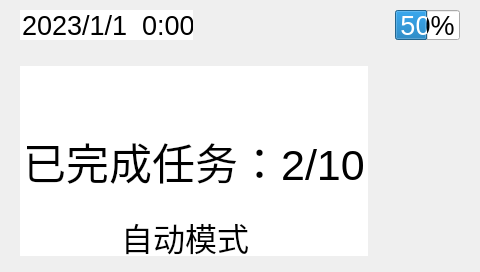
The window that test_sweeper/mainwindow.ui (Kmv-Lin/Sensetime-sweeper) describes before a commit, drawn with Qt 5.
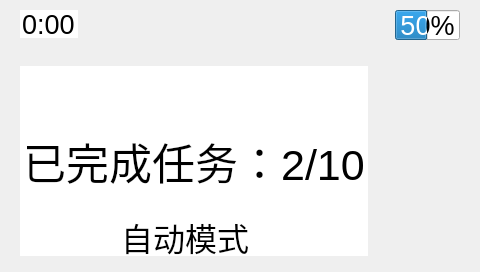
The same window after the commit. Icons and pictures are not drawn.

```diff
--- a/test_sweeper/mainwindow.ui
+++ b/test_sweeper/mainwindow.ui
@@ -52,8 +52,8 @@
      <rect>
       <x>20</x>
       <y>10</y>
-      <width>173</width>
-      <height>30</height>
+      <width>58</width>
+      <height>28</height>
      </rect>
     </property>
     <property name="font">
@@ -115,7 +115,7 @@
      </date>
     </property>
     <property name="displayFormat">
-     <string>yyyy/M/d  h:mm</string>
+     <string>h:mm</string>
     </property>
     <property name="timeSpec">
      <enum>Qt::LocalTime</enum>
@@ -124,9 +124,9 @@
    <widget class="QLabel" name="sign_label">
     <property name="geometry">
      <rect>
-      <x>249</x>
+      <x>86</x>
       <y>0</y>
-      <width>61</width>
+      <width>33</width>
       <height>50</height>
      </rect>
     </property>
@@ -145,9 +145,9 @@
    <widget class="QLabel" name="water_label">
     <property name="geometry">
      <rect>
-      <x>324</x>
+      <x>303</x>
       <y>0</y>
-      <width>51</width>
+      <width>65</width>
       <height>50</height>
      </rect>
     </property>
```
Left out of the diff: 28 changed lines with no effect on the pictures.
